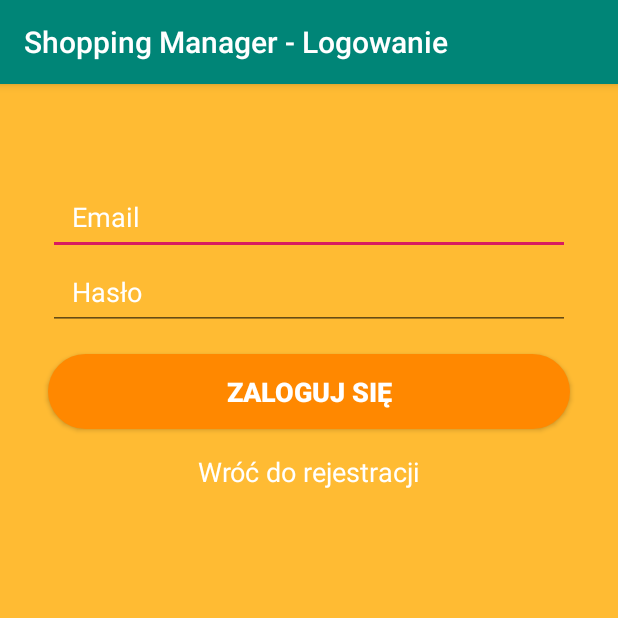
After one commit to Rafi6677/Shopping-Manager---Android, an Android app: the LoginActivity screen opened directly, with no data from a screen before it, on a phone screen of 412 x 824 dp, the top half of it. The commit adds this screen. Run offline under Robolectric (Android 15) with nearby library versions, the phone set to English and light mode, and no system bars.

Commit message:
LoginActivity layout created

```diff
--- a/app/src/main/AndroidManifest.xml
+++ b/app/src/main/AndroidManifest.xml
@@ -9,7 +9,9 @@
             android:roundIcon="@mipmap/ic_launcher_round"
             android:supportsRtl="true"
             android:theme="@style/AppTheme">
-        <activity android:name=".activities.RegistrationActivity">
+        <activity android:name=".activities.registerlogin.LoginActivity">
+        </activity>
+        <activity android:name=".activities.registerlogin.RegistrationActivity">
             <intent-filter>
                 <action android:name="android.intent.action.MAIN"/>
 
@@ -17,16 +19,16 @@
             </intent-filter>
         </activity>
         <activity
-                android:name=".activities.ProductsActivity"
+                android:name=".activities.shopping.ProductsActivity"
                 android:label="@string/title_activity_products"
                 android:theme="@style/AppTheme.NoActionBar">
             <meta-data
                     android:name="android.support.PARENT_ACTIVITY"
-                    android:value=".activities.ShoppingListsActivity"/>
+                    android:value=".activities.shopping.ShoppingListsActivity"/>
         </activity>
-        <activity android:name=".activities.ShoppingListsActivity">
+        <activity android:name=".activities.shopping.ShoppingListsActivity">
         </activity>
-        <activity android:name=".activities.AddNewShoppingListActivity">
+        <activity android:name=".activities.shopping.AddNewShoppingListActivity">
         </activity>
     </application>
 
--- /dev/null
+++ b/app/src/main/java/com/example/shoppingmanager/activities/registerlogin/LoginActivity.kt
@@ -0,0 +1,15 @@
+package com.example.shoppingmanager.activities.registerlogin
+
+import android.support.v7.app.AppCompatActivity
+import android.os.Bundle
+import com.example.shoppingmanager.R
+
+class LoginActivity : AppCompatActivity() {
+
+    override fun onCreate(savedInstanceState: Bundle?) {
+        super.onCreate(savedInstanceState)
+        setContentView(R.layout.activity_login)
+
+        supportActionBar?.title = "Shopping Manager - Logowanie"
+    }
+}
--- a/app/src/main/java/com/example/shoppingmanager/activities/RegistrationActivity.kt
+++ b/app/src/main/java/com/example/shoppingmanager/activities/registerlogin/RegistrationActivity.kt
@@ -1,4 +1,4 @@
-package com.example.shoppingmanager.activities
+package com.example.shoppingmanager.activities.registerlogin
 
 import android.support.v7.app.AppCompatActivity
 import android.os.Bundle
@@ -11,5 +11,7 @@ class RegistrationActivity : AppCompatActivity() {
         setContentView(R.layout.activity_registration)
 
         supportActionBar?.title = "Shopping Manager - Rejestracja"
+
+
     }
 }
--- a/app/src/main/java/com/example/shoppingmanager/activities/AddNewShoppingListActivity.kt
+++ b/app/src/main/java/com/example/shoppingmanager/activities/shopping/AddNewShoppingListActivity.kt
@@ -1,4 +1,4 @@
-package com.example.shoppingmanager.activities
+package com.example.shoppingmanager.activities.shopping
 
 import android.content.Intent
 import android.support.v7.app.AppCompatActivity
--- a/app/src/main/java/com/example/shoppingmanager/activities/ShoppingListsActivity.kt
+++ b/app/src/main/java/com/example/shoppingmanager/activities/shopping/ShoppingListsActivity.kt
@@ -1,4 +1,4 @@
-package com.example.shoppingmanager.activities
+package com.example.shoppingmanager.activities.shopping
 
 import android.content.Intent
 import android.support.v7.app.AppCompatActivity
@@ -11,10 +11,8 @@ import com.google.firebase.database.DatabaseError
 import com.google.firebase.database.FirebaseDatabase
 import com.google.firebase.database.ValueEventListener
 import com.xwray.groupie.GroupAdapter
-import com.xwray.groupie.Item
 import com.xwray.groupie.ViewHolder
 import kotlinx.android.synthetic.main.activity_shopping_lists.*
-import kotlinx.android.synthetic.main.shopping_list_row.view.*
 import java.text.SimpleDateFormat
 import java.util.*
 
--- a/app/src/main/res/layout/activity_add_new_shopping_list.xml
+++ b/app/src/main/res/layout/activity_add_new_shopping_list.xml
@@ -5,7 +5,7 @@
         xmlns:app="http://schemas.android.com/apk/res-auto"
         android:layout_width="match_parent"
         android:layout_height="match_parent"
-        tools:context="com.example.shoppingmanager.activities.AddNewShoppingListActivity">
+        tools:context="com.example.shoppingmanager.activities.shopping.AddNewShoppingListActivity">
     <Button
             android:text="Dodaj listę"
             android:layout_width="0dp"
--- /dev/null
+++ b/app/src/main/res/layout/activity_login.xml
@@ -0,0 +1,59 @@
+<?xml version="1.0" encoding="utf-8"?>
+<android.support.constraint.ConstraintLayout
+        xmlns:android="http://schemas.android.com/apk/res/android"
+        xmlns:app="http://schemas.android.com/apk/res-auto" xmlns:tools="http://schemas.android.com/tools"
+        android:layout_width="match_parent"
+        android:layout_height="match_parent"
+        android:background="@android:color/holo_orange_light">
+
+    <Button
+            android:text="Zaloguj się"
+            android:layout_width="0dp"
+            android:layout_height="50dp"
+            android:background="@drawable/rounded_button"
+            android:textColor="@android:color/white"
+            android:textStyle="bold"
+            android:textSize="18sp"
+            android:id="@+id/login_Button"
+            android:layout_marginTop="16dp"
+            app:layout_constraintTop_toBottomOf="@+id/passwordInputLogin_EditText"
+            app:layout_constraintStart_toStartOf="@+id/passwordInputLogin_EditText"
+            app:layout_constraintEnd_toEndOf="@+id/passwordInputLogin_EditText"/>
+    <TextView
+            android:text="Wróć do rejestracji"
+            android:layout_width="wrap_content"
+            android:layout_height="wrap_content"
+            android:textColor="@android:color/white"
+            android:textSize="18sp"
+            android:id="@+id/backToRegistration_TextView" android:layout_marginTop="16dp"
+            app:layout_constraintTop_toBottomOf="@+id/login_Button"
+            app:layout_constraintStart_toStartOf="@+id/login_Button"
+            app:layout_constraintEnd_toEndOf="@+id/login_Button"/>
+    <EditText
+            android:layout_width="0dp"
+            android:layout_height="50dp"
+            android:inputType="textPersonName"
+            android:ems="10"
+            android:paddingLeft="16dp"
+            android:id="@+id/emailInputLogin_EditText" android:layout_marginStart="32dp"
+            app:layout_constraintStart_toStartOf="parent" android:layout_marginLeft="32dp"
+            android:layout_marginEnd="32dp"
+            app:layout_constraintEnd_toEndOf="parent" android:layout_marginRight="32dp" android:layout_marginTop="64dp"
+            app:layout_constraintTop_toTopOf="parent" android:hint="Email"
+            android:textColorHint="@android:color/white"
+            android:textColor="@android:color/white"
+    />
+    <EditText
+            android:layout_width="0dp"
+            android:layout_height="50dp"
+            android:inputType="textPassword"
+            android:ems="10"
+            android:paddingLeft="16dp"
+            android:id="@+id/passwordInputLogin_EditText"
+            app:layout_constraintTop_toBottomOf="@+id/emailInputLogin_EditText"
+            app:layout_constraintEnd_toEndOf="@+id/emailInputLogin_EditText"
+            app:layout_constraintStart_toStartOf="@+id/emailInputLogin_EditText" app:layout_constraintHorizontal_bias="0.0"
+            android:hint="Hasło"
+            android:textColorHint="@android:color/white"
+            android:textColor="@android:color/white"/>
+</android.support.constraint.ConstraintLayout>
--- a/app/src/main/res/layout/activity_products.xml
+++ b/app/src/main/res/layout/activity_products.xml
@@ -6,7 +6,7 @@
                                                  android:layout_width="match_parent"
                                                  android:layout_height="match_parent"
                                                  android:fitsSystemWindows="true"
-                                                 tools:context="com.example.shoppingmanager.activities.ProductsActivity">
+                                                 tools:context="com.example.shoppingmanager.activities.shopping.ProductsActivity">
 
     <android.support.design.widget.AppBarLayout
             android:id="@+id/appbar"
--- a/app/src/main/res/layout/activity_shopping_lists.xml
+++ b/app/src/main/res/layout/activity_shopping_lists.xml
@@ -5,7 +5,7 @@
         xmlns:app="http://schemas.android.com/apk/res-auto"
         android:layout_width="match_parent"
         android:layout_height="match_parent"
-        tools:context=".activities.ShoppingListsActivity">
+        tools:context=".activities.shopping.ShoppingListsActivity">
      <Button
              android:text="Nowa lista zakupów"
              android:layout_width="0dp"
--- a/app/src/main/res/layout/fragment_products.xml
+++ b/app/src/main/res/layout/fragment_products.xml
@@ -5,7 +5,7 @@
         android:id="@+id/constraintLayout"
         android:layout_width="match_parent"
         android:layout_height="match_parent"
-        tools:context="com.example.shoppingmanager.activities.ProductsActivity$PlaceholderFragment">
+        tools:context="com.example.shoppingmanager.activities.shopping.ProductsActivity$PlaceholderFragment">
 
     <android.support.v7.widget.RecyclerView
             android:layout_width="0dp"
--- a/app/src/main/res/menu/menu_products.xml
+++ b/app/src/main/res/menu/menu_products.xml
@@ -1,7 +1,7 @@
 <menu xmlns:android="http://schemas.android.com/apk/res/android"
       xmlns:app="http://schemas.android.com/apk/res-auto"
       xmlns:tools="http://schemas.android.com/tools"
-      tools:context="com.example.shoppingmanager.activities.ProductsActivity">
+      tools:context="com.example.shoppingmanager.activities.shopping.ProductsActivity">
     <item android:id="@+id/action_settings"
           android:title="@string/action_settings"
           android:orderInCategory="100"
```
Also changed, not shown: app/src/main/java/com/example/shoppingmanager/activities/shopping/ProductsActivity.kt (renamed from app/src/main/java/com/example/shoppingmanager/activities/ProductsActivity.kt, +11 -10 lines).
